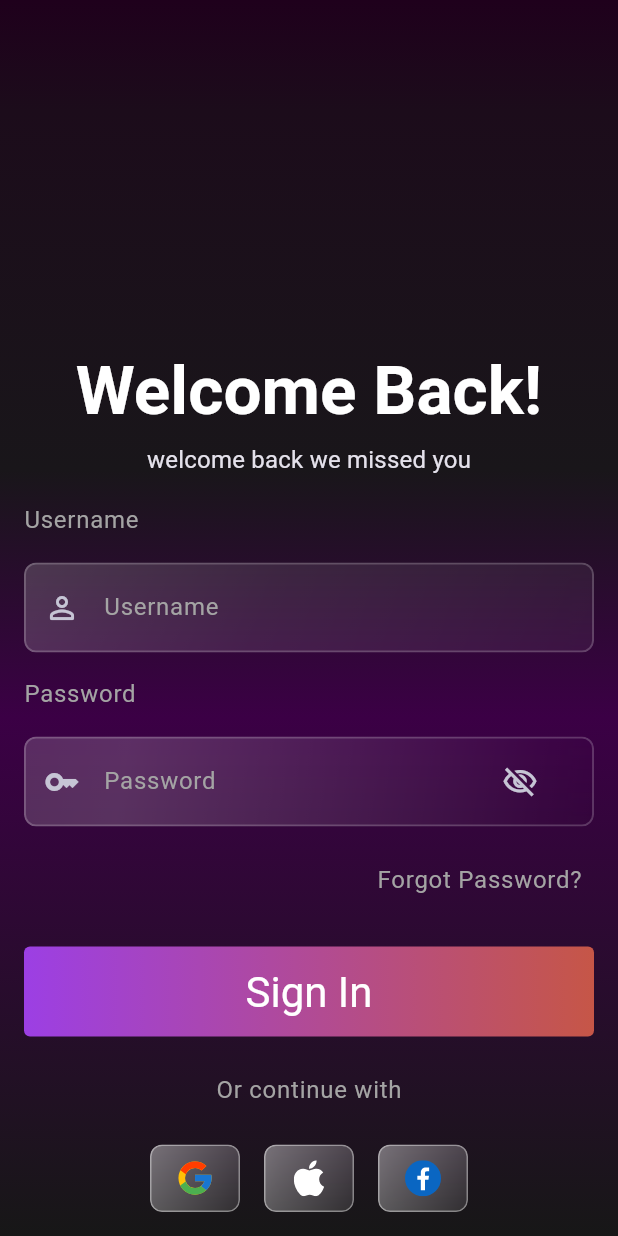
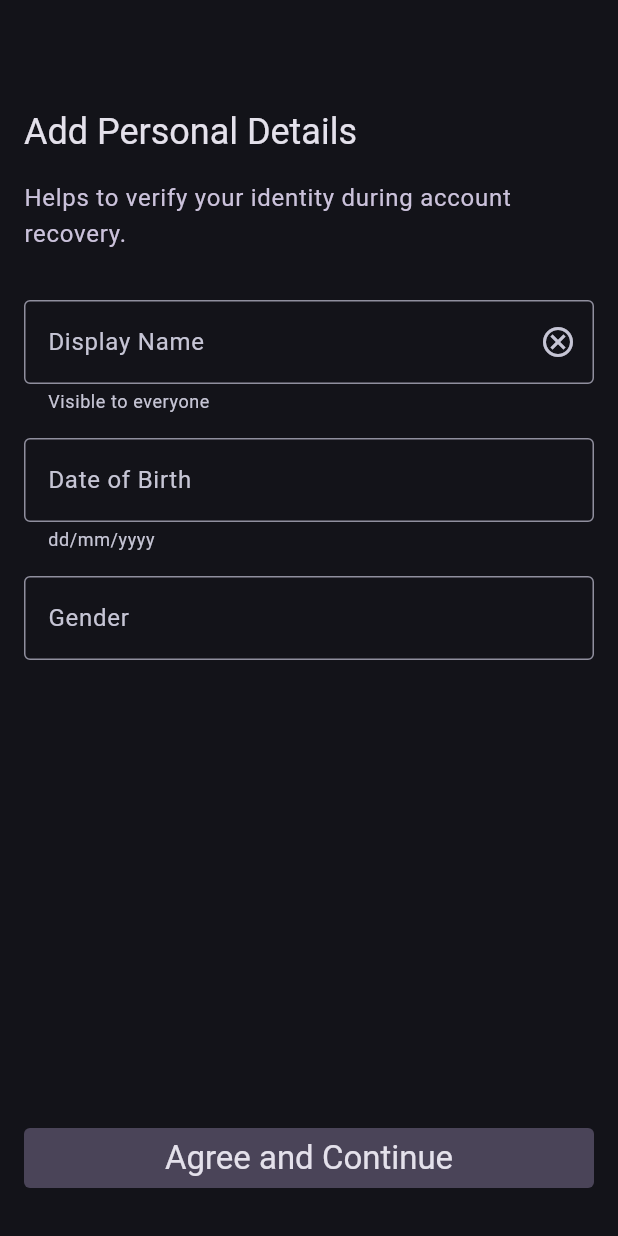
Before and after one commit to Chiggy-Playz/InternshipAssignmentAmologic, a Flutter app: the screen it shows after launch, on a phone screen of 412 x 824 dp. Run offline on Flutter 3.47's test engine with Material 3 defaults, Android fonts, the phone set to English and light mode, and no system bars; drawn by our look-alikes of glass_kit; our stand-ins replace firebase_auth, firebase_core, flutter_riverpod, flutter_svg, go_router, google_sign_in and 1 more; accounts and stored records are empty; generated files the repository leaves out were written again.

Commit message:
Add personal details page

```diff
--- /dev/null
+++ b/lib/pages/add_personal_details.dart
@@ -0,0 +1,128 @@
+import 'package:amologic_assignment/extensions.dart';
+import 'package:amologic_assignment/pages/home.dart';
+import 'package:flutter/material.dart';
+import 'package:flutter_riverpod/flutter_riverpod.dart';
+import 'package:go_router/go_router.dart';
+
+class AddPersonalDetailsPage extends StatelessWidget {
+  const AddPersonalDetailsPage({super.key});
+
+  static const String path = '/add_personal_details';
+
+  @override
+  Widget build(BuildContext context) {
+    return const AddPersonalDetailsView();
+  }
+}
+
+class AddPersonalDetailsView extends ConsumerStatefulWidget {
+  const AddPersonalDetailsView({super.key});
+
+  @override
+  ConsumerState<ConsumerStatefulWidget> createState() =>
+      _AddPersonalDetailsViewState();
+}
+
+class _AddPersonalDetailsViewState
+    extends ConsumerState<AddPersonalDetailsView> {
+  String displayName = '';
+  DateTime? dateOfBirth;
+  String gender = '';
+
+  final dobController = TextEditingController();
+
+  @override
+  void dispose() {
+    dobController.dispose();
+    super.dispose();
+  }
+
+  @override
+  Widget build(BuildContext context) {
+    return Scaffold(
+      appBar: AppBar(),
+      body: Padding(
+        padding: const EdgeInsets.all(16),
+        child: Column(
+          crossAxisAlignment: CrossAxisAlignment.start,
+          children: [
+            Text(
+              'Add Personal Details',
+              style: context.textTheme.headlineSmall,
+            ),
+            const SizedBox(height: 16),
+            Text(
+              'Helps to verify your identity during account recovery.',
+              style: context.textTheme.bodyLarge!.copyWith(
+                color: const Color(0xFFCBC2DB),
+              ),
+            ),
+            const SizedBox(height: 32),
+            TextFormField(
+              decoration: const InputDecoration(
+                labelText: 'Display Name',
+                helperText: "Visible to everyone",
+                suffixIcon: Icon(
+                  Icons.cancel_outlined,
+                ),
+              ),
+            ),
+            const SizedBox(height: 16),
+            TextFormField(
+              controller: dobController,
+              decoration: const InputDecoration(
+                labelText: 'Date of Birth',
+                helperText: "dd/mm/yyyy",
+              ),
+              readOnly: true,
+              onTap: () async {
+                DateTime? date = await showDatePicker(
+                  context: context,
+                  initialDate: DateTime.now(),
+                  firstDate: DateTime(1900),
+                  lastDate: DateTime.now(),
+                );
+
+                if (date == null) return;
+                if (!mounted) return;
+
+                setState(() {
+                  dateOfBirth = date;
+                  dobController.text = date.toFormattedString();
+                });
+              },
+            ),
+            const SizedBox(height: 16),
+            TextFormField(
+              decoration: const InputDecoration(
+                labelText: "Gender",
+              ),
+            ),
+            Expanded(child: Container()),
+            Container(
+              width: double.maxFinite,
+              height: 40,
+              decoration: BoxDecoration(
+                color: const Color(0xFF4a4458),
+                borderRadius: BorderRadius.circular(4),
+              ),
+              child: InkWell(
+                onTap: () {
+                  // Validate settings here
+                  context.go(HomePage.path);
+                },
+                child: Center(
+                  child: Text(
+                    "Agree and Continue",
+                    style: context.textTheme.titleLarge,
+                  ),
+                ),
+              ),
+            ),
+            const SizedBox(height: 16),
+          ],
+        ),
+      ),
+    );
+  }
+}
--- a/lib/pages/login.dart
+++ b/lib/pages/login.dart
@@ -1,12 +1,14 @@
 import 'dart:async';
 
 import 'package:amologic_assignment/extensions.dart';
+import 'package:amologic_assignment/pages/add_personal_details.dart';
 import 'package:amologic_assignment/widgets/gradient_button.dart';
 import 'package:firebase_auth/firebase_auth.dart';
 import 'package:flutter/material.dart';
 import 'package:flutter_riverpod/flutter_riverpod.dart';
 import 'package:flutter_svg/flutter_svg.dart';
 import 'package:glass_kit/glass_kit.dart';
+import 'package:go_router/go_router.dart';
 import 'package:google_sign_in/google_sign_in.dart';
 
 class LoginPage extends StatelessWidget {
@@ -315,6 +317,7 @@ class _LoginViewState extends ConsumerState<LoginView> {
       await FirebaseAuth.instance.signInWithCredential(credential);
       if (!mounted) return;
       context.showSnackBar(message: "Welcome back ${account.displayName}");
+      context.go(AddPersonalDetailsPage.path);
     } catch (error) {
       debugPrint(error.toString());
       if (!mounted) return;
--- a/lib/router.dart
+++ b/lib/router.dart
@@ -1,3 +1,4 @@
+import 'package:amologic_assignment/pages/add_personal_details.dart';
 import 'package:amologic_assignment/pages/login.dart';
 import 'package:amologic_assignment/pages/splash_screen.dart';
 import 'package:go_router/go_router.dart';
@@ -8,7 +9,7 @@ part 'router.g.dart';
 @riverpod
 GoRouter router(RouterRef ref) {
   return GoRouter(
-    initialLocation: "/login",
+    initialLocation: "/add_personal_details",
     routes: [
       GoRoute(
         path: SplashScreenPage.path,
@@ -18,6 +19,11 @@ GoRouter router(RouterRef ref) {
         path: LoginPage.path,
         builder: (context, state) => const LoginPage(),
       ),
+      GoRoute(
+        path: AddPersonalDetailsPage.path,
+        builder: (context, state) => const AddPersonalDetailsPage(),
+      ),
+
     ],
   );
 }
--- a/lib/theme.dart
+++ b/lib/theme.dart
@@ -281,4 +281,12 @@ var theme = const MaterialTheme(TextTheme());
 
 ThemeData lightTheme = theme.light();
 
-ThemeData darkTheme = theme.dark();
+ThemeData darkTheme = updateTheme(theme.dark());
+
+ThemeData updateTheme(ThemeData theme) {
+  return theme.copyWith(
+    inputDecorationTheme: const InputDecorationTheme(
+      border: OutlineInputBorder(),
+    ),
+  );
+}
```
Also changed, not shown: lib/extensions.dart (+7 -0 lines), lib/pages/home.dart (added, +12 -0 lines), lib/pages/splash_screen.dart (+21 -4 lines).
